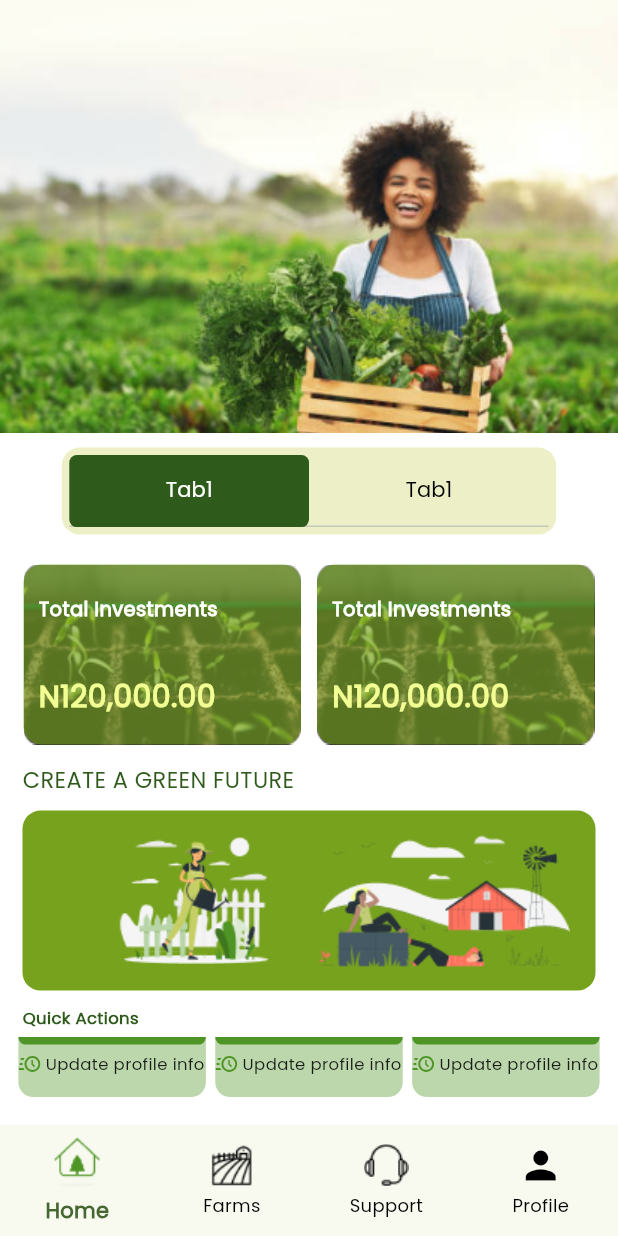
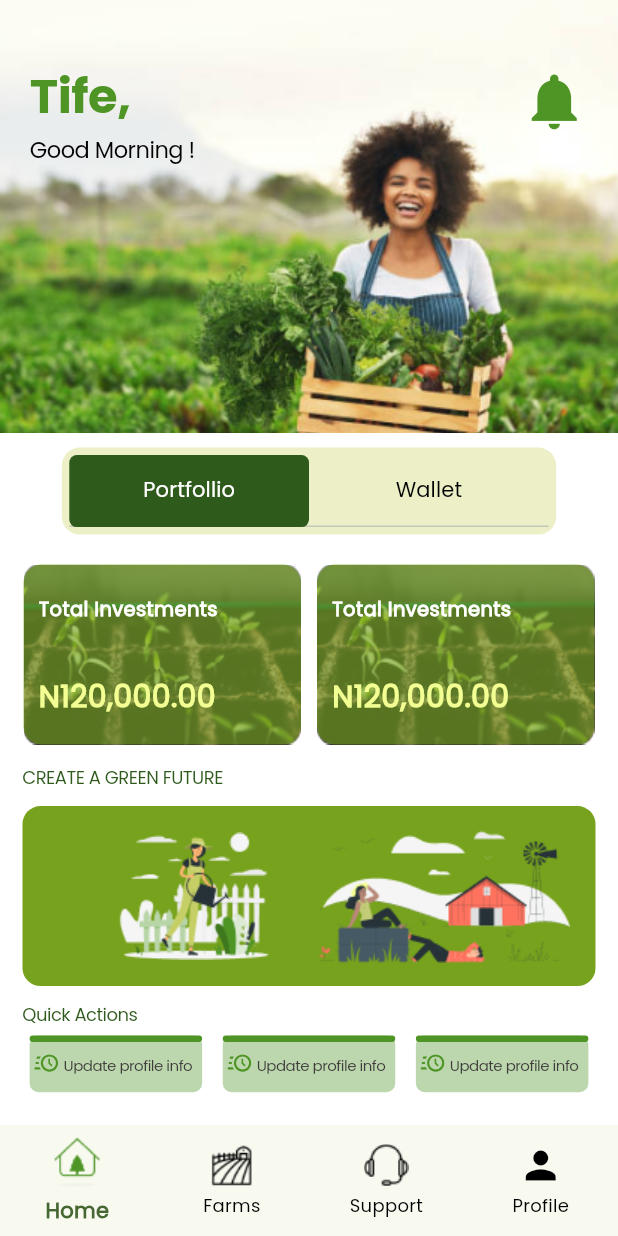
Before and after one commit to blvcksamurai/farmvest_x, a Flutter app: the screen it shows after launch, on a phone screen of 412 x 824 dp. Run offline on Flutter 3.47's test engine with Material 2 defaults, Android fonts, the phone set to English and light mode, and no system bars; our stand-ins replace flutter_svg.

Commit message:
Home Screen Base

```diff
--- a/lib/screens/home_screen.dart
+++ b/lib/screens/home_screen.dart
@@ -5,8 +5,6 @@ import 'package:flutter/material.dart';
 import 'package:flutter_svg/flutter_svg.dart';
 
 import '../utils/app_styles.dart';
-import '../widgets/long_container.dart';
-import '../widgets/portfolio_card.dart';
 import '../widgets/tabbarPage/tab2_home.dart';
 
 class HomeScreen extends StatefulWidget {
@@ -37,12 +35,61 @@ class _HomeScreenState extends State<HomeScreen> with TickerProviderStateMixin {
       backgroundColor: Styles.bgColor,
       body: ListView(
         children: [
+          Stack(
+            children: [
               Container(
                 height: MediaQuery.of(context).size.height * 0.35,
+                width: double.infinity,
                 child: Image(
                   image: AssetImage('assets/images/status_bar_home.png'),
                   fit: BoxFit.cover,
                 ),
+              ),
+              Positioned(
+                left: 20,
+                top: 40,
+                child: Column(
+                  children: [
+                    Text.rich(
+                      TextSpan(
+                        children: [
+                          TextSpan(
+                            text: 'Tife,\n',
+                            style: TextStyle(
+                              color: Styles.primaryColor,
+                              fontSize: 32,
+                              fontFamily: 'Poppins2',
+                              fontWeight: FontWeight.normal,
+                              height: 0,
+                              letterSpacing: -0.33,
+                            ),
+                          ),
+                          TextSpan(
+                            text: 'Good Morning !',
+                            style: TextStyle(
+                              color: Colors.black,
+                              fontSize: 15,
+                              fontFamily: 'Poppins',
+                              fontWeight: FontWeight.w400,
+                              height: 0,
+                              letterSpacing: -0.33,
+                            ),
+                          ),
+                        ],
+                      ),
+                    )
+                  ],
+                ),
+              ),
+              Positioned(
+                  right: 20,
+                  top: 45,
+                  child: Icon(
+                    Icons.notifications,
+                    size: 45,
+                    color: Styles.primaryColor,
+                  ))
+            ],
           ),
           Container(
             padding: EdgeInsets.symmetric(horizontal: 5),
@@ -77,10 +124,10 @@ class _HomeScreenState extends State<HomeScreen> with TickerProviderStateMixin {
                               unselectedLabelColor: Colors.black,
                               tabs: [
                                 Tab(
-                                  text: 'Tab1',
+                                  text: 'Portfollio',
                                 ),
                                 Tab(
-                                  text: 'Tab1',
+                                  text: 'Wallet',
                                 )
                               ]),
                         ),
@@ -112,46 +159,107 @@ class QuickActionItems extends StatelessWidget {
 
   @override
   Widget build(BuildContext context) {
-    return Stack(
+    return Container(
+      width: 115,
+      height: 37.71,
+      child: Stack(
         children: [
-        Container(
-          height: 40,
-          width: 125,
-          decoration: BoxDecoration(
-              color: Styles.quickColor,
-              borderRadius: BorderRadius.only(
-                  bottomLeft: Radius.circular(10),
-                  bottomRight: Radius.circular(10))),
+          Positioned(
+            left: 0,
+            top: 0,
+            child: Container(
+              width: 115,
+              height: 37.71,
+              decoration: ShapeDecoration(
+                color: Color(0x604E9524),
+                shape: RoundedRectangleBorder(
+                    borderRadius: BorderRadius.circular(6)),
+              ),
+            ),
           ),
           Positioned(
             left: 0,
             top: 0,
             child: Container(
-              height: 5,
-              width: 125,
-              decoration: BoxDecoration(
-                  color: Styles.subText,
-                  borderRadius: BorderRadius.only(
-                      bottomLeft: Radius.circular(5),
-                      bottomRight: Radius.circular(5))),
+              width: 115,
+              height: 4.19,
+              decoration: ShapeDecoration(
+                color: Color(0xFF4E9525),
+                shape: RoundedRectangleBorder(
+                    borderRadius: BorderRadius.circular(6)),
+              ),
+            ),
+          ),
+          Positioned(
+              left: 3,
+              top: 12.36,
+              child: SvgPicture.asset(
+                'assets/images/running_time.svg',
+                height: 12,
               )),
-        Padding(
-          padding: const EdgeInsets.symmetric(vertical: 10),
-          child: Row(
-            mainAxisAlignment: MainAxisAlignment.spaceBetween,
-            children: [
-              SvgPicture.asset(
-                'assets/images/running_time.svg',
-                height: 11,
+          Positioned(
+            left: 18,
+            top: 12.36,
+            child: SizedBox(
+              width: 95,
+              height: 13,
+              child: Text(
+                'Update profile info',
+                textAlign: TextAlign.center,
+                style: TextStyle(
+                  color: Color(0xFF3F3C3C),
+                  fontSize: 10,
+                  fontFamily: 'Poppins',
+                  fontWeight: FontWeight.w400,
+                  height: 0,
+                  letterSpacing: -0.33,
                 ),
-              Text(
-                ' Update profile info',
-                style: TextStyle(fontSize: 11),
-              )
+              ),
+            ),
+          ),
         ],
       ),
-        )
-      ],
     );
+    // return Stack(
+    //   children: [
+    //     Container(
+    //       height: 40,
+    //       width: 125,
+    //       decoration: BoxDecoration(
+    //           color: Styles.quickColor,
+    //           borderRadius: BorderRadius.only(
+    //               bottomLeft: Radius.circular(10),
+    //               bottomRight: Radius.circular(10))),
+    //     ),
+    //     Positioned(
+    //         left: 0,
+    //         top: 0,
+    //         child: Container(
+    //           height: 5,
+    //           width: 125,
+    //           decoration: BoxDecoration(
+    //               color: Styles.subText,
+    //               borderRadius: BorderRadius.only(
+    //                   bottomLeft: Radius.circular(5),
+    //                   bottomRight: Radius.circular(5))),
+    //         )),
+    //     Padding(
+    //       padding: const EdgeInsets.symmetric(vertical: 10),
+    //       child: Row(
+    //         mainAxisAlignment: MainAxisAlignment.spaceBetween,
+    //         children: [
+    //           SvgPicture.asset(
+    //             'assets/images/running_time.svg',
+    //             height: 11,
+    //           ),
+    //           Text(
+    //             ' Update profile info',
+    //             style: TextStyle(fontSize: 10),
+    //           )
+    //         ],
+    //       ),
+    //     )
+    //   ],
+    // );
   }
 }
--- a/lib/widgets/tabbarPage/tab1_home.dart
+++ b/lib/widgets/tabbarPage/tab1_home.dart
@@ -1,3 +1,5 @@
+// ignore_for_file: prefer_const_constructors, prefer_const_literals_to_create_immutables
+
 import 'package:flutter/material.dart';
 
 import '../../screens/home_screen.dart';
@@ -34,10 +36,16 @@ class _TabHome1State extends State<TabHome1> {
             padding: EdgeInsets.symmetric(horizontal: 10),
             child: Text(
               'CREATE A GREEN FUTURE',
-            style: TextStyle(color: Styles.secondary, fontSize: 15),
               textAlign: TextAlign.left,
+              style: TextStyle(
+                color: Color(0xFF2E5A1C),
+                fontSize: 12,
+                fontFamily: 'Poppins',
+                fontWeight: FontWeight.w400,
+                height: 0,
+                letterSpacing: -0.33,
               ),
-        ),
+            )),
         SizedBox(height: 10),
         LongContainer(),
         SizedBox(height: 10),
@@ -45,13 +53,15 @@ class _TabHome1State extends State<TabHome1> {
             padding: EdgeInsets.symmetric(horizontal: 10),
             child: Text(
               'Quick Actions',
+              textAlign: TextAlign.left,
               style: TextStyle(
-                color: Styles.secondary,
-                fontSize: 11,
-                fontWeight: FontWeight.bold),
-            textAlign: TextAlign.left,
+                color: Color(0xFF2E5A1C),
+                fontSize: 12,
+                fontWeight: FontWeight.w500,
+                height: 0,
+                letterSpacing: -0.33,
               ),
-        ),
+            )),
         Padding(
           padding: const EdgeInsets.symmetric(horizontal: 1, vertical: 5),
           child: Row(
--- a/pubspec.yaml
+++ b/pubspec.yaml
@@ -38,9 +38,9 @@ flutter:
         - asset: fonts/Poppins-Regular.ttf
         - asset: fonts/Poppins-Italic.ttf
           style: italic
-  #   - family: Trajan Pro
-  #     fonts:
-  #       - asset: fonts/TrajanPro.ttf
+    - family: Poppins2
+      fonts:
+        - asset: fonts/Poppins-Bold.ttf
   #       - asset: fonts/TrajanPro_Bold.ttf
   #         weight: 700
   #
```
Lines whose indentation alone changed are shown as unchanged.
